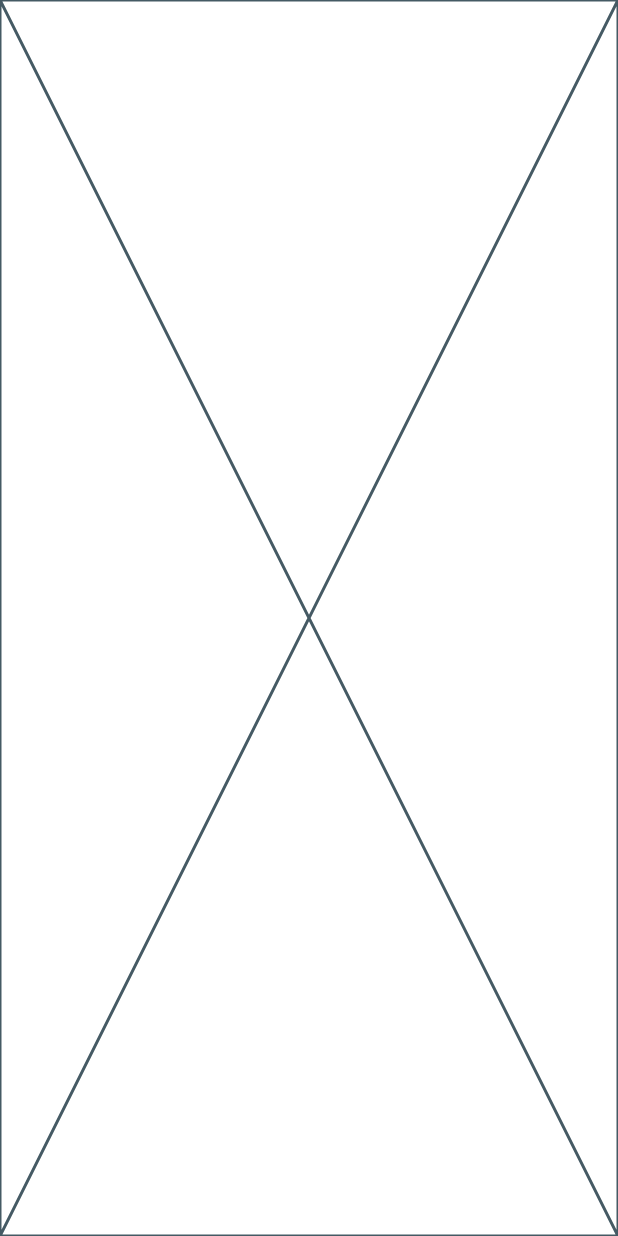
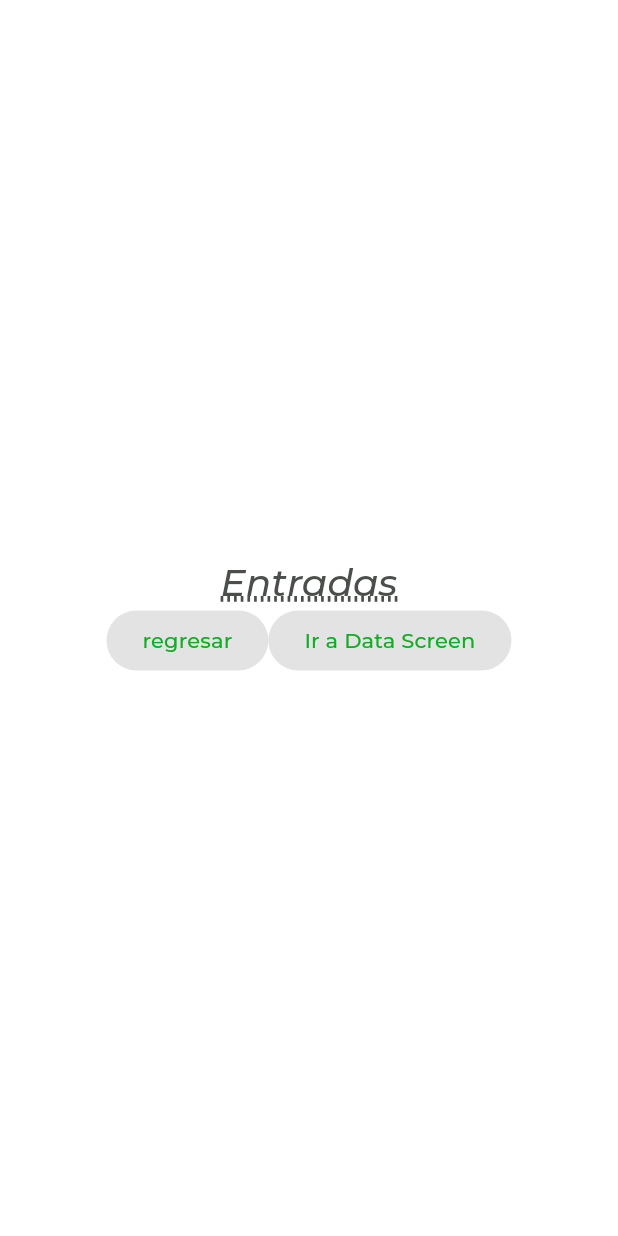
Before and after one commit to adrian5248/componentes_flutter, a Flutter app: the screen it shows after launch, after a tap on "Entradas", on a phone screen of 412 x 824 dp. Run offline on Flutter 3.47's test engine with Material 3 defaults, Android fonts, the phone set to English and light mode, and no system bars; our stand-ins replace google_fonts.

Commit message:
Initial Widgets on Inputs Screen

```diff
--- /dev/null
+++ b/lib/screens/data_screen.dart
@@ -0,0 +1,12 @@
+import 'package:flutter/material.dart';
+
+class DataScreen extends StatelessWidget {
+  const DataScreen({super.key});
+
+  @override
+  Widget build(BuildContext context) {
+    return const Center(
+      child: Text('Data Screen'),
+    );
+  }
+}
--- a/lib/screens/home_screen.dart
+++ b/lib/screens/home_screen.dart
@@ -60,7 +60,7 @@ class HomeScreen extends StatelessWidget {
               // Este es un titulo
               leading: const Icon(
                 Icons.notification_add,
-                color: AppTheme.mainColor,
+                color: Color.fromARGB(255, 60, 108, 122),
               ),
               title: Text('Notificaciones',
                   style: AppTheme.lightTheme.textTheme.headlineLarge),
--- a/lib/screens/inputs_screen.dart
+++ b/lib/screens/inputs_screen.dart
@@ -1,4 +1,5 @@
 import 'package:flutter/material.dart';
+import 'package:practica3_5c/theme/app_theme.dart';
 
 class InputsScreen extends StatefulWidget {
   const InputsScreen({super.key});
@@ -10,6 +11,33 @@ class InputsScreen extends StatefulWidget {
 class _InputsScreenState extends State<InputsScreen> {
   @override
   Widget build(BuildContext context) {
-    return const Placeholder();
+    return Column(
+      mainAxisAlignment: MainAxisAlignment.center,
+      children: [
+          Text(
+            'Entradas',
+            style: AppTheme.lightTheme.textTheme.headlineLarge,
+        ),
+        Row(
+          mainAxisAlignment: MainAxisAlignment.center,
+          children: [
+            ElevatedButton(
+              onPressed: null,
+              child: Text(
+                'regresar',
+                style: AppTheme.lightTheme.textTheme.bodySmall,
+                ),
+            ),
+            ElevatedButton(
+              onPressed: null,
+              child: Text(
+                'Ir a Data Screen',
+                style: AppTheme.lightTheme.textTheme.bodySmall,
+                ),
+            ),
+          ],
+        )
+      ],
+    );
   }
 }
```
